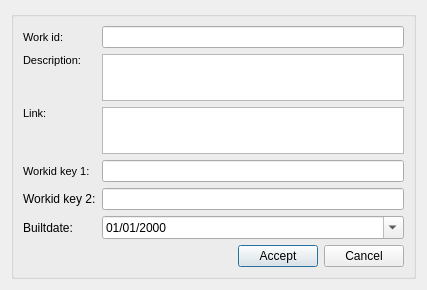
The window that core/ui/shared/info_workcat.ui (Giswater/giswater_qgis_plugin) describes before a commit, drawn with Qt 5.
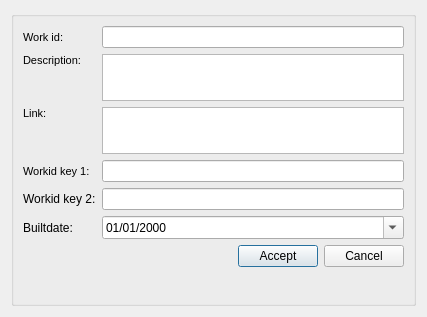
The same window after the commit.

```diff
--- a/core/ui/shared/info_workcat.ui
+++ b/core/ui/shared/info_workcat.ui
@@ -7,7 +7,7 @@
     <x>0</x>
     <y>0</y>
     <width>427</width>
-    <height>281</height>
+    <height>317</height>
    </rect>
   </property>
   <property name="windowTitle">
```
Left out of the diff: 12 changed lines with no effect on the pictures. Lines whose indentation alone changed are shown as unchanged.
